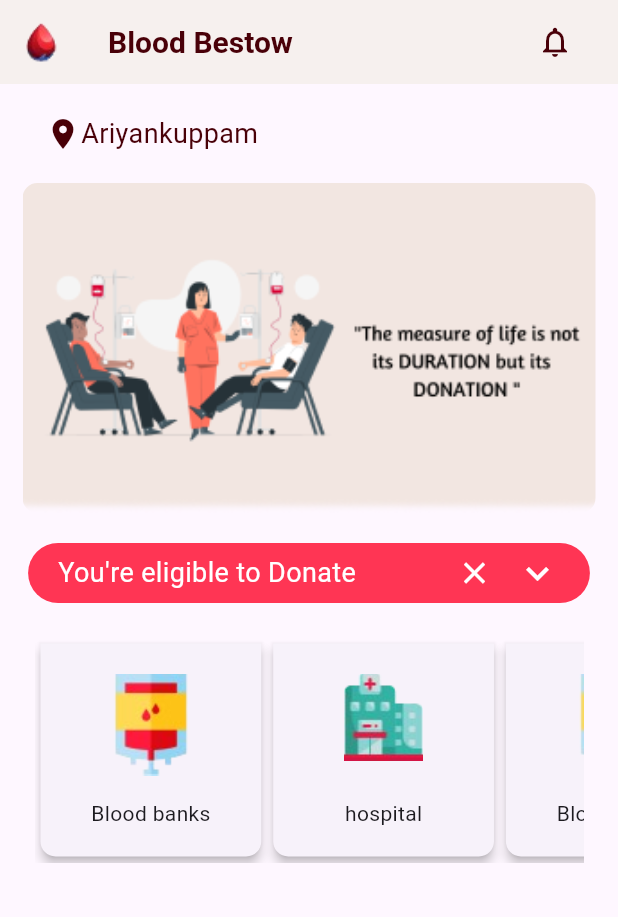
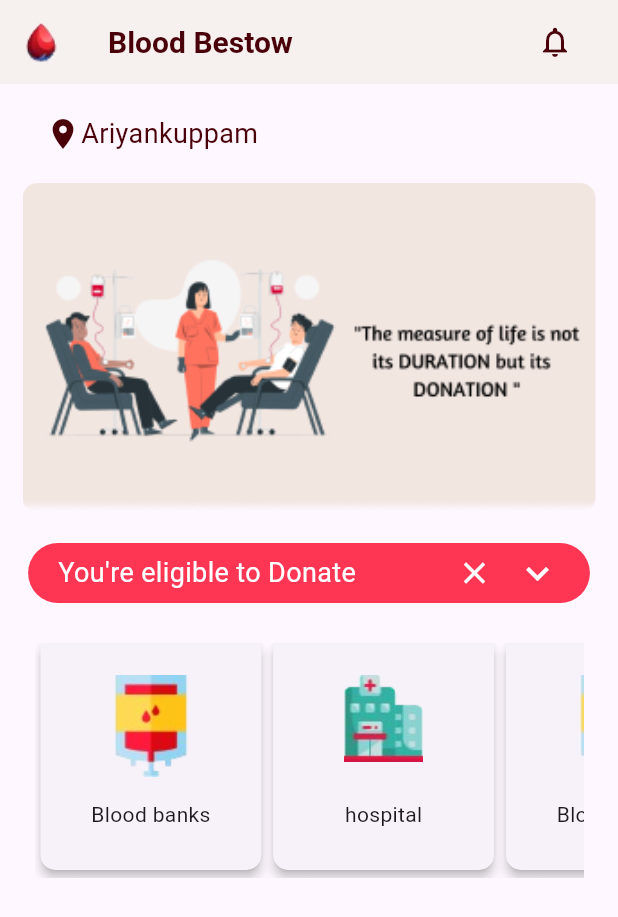
Before and after one commit to fahimshahariar09/classic_it_blood_app_design, a Flutter app: the Home1Page screen opened directly, on a phone screen of 412 x 824 dp. Shown: the top 917 px of the screen. Run offline on Flutter 3.47's test engine with Material 3 defaults, Android fonts, the phone set to English and light mode, and no system bars.

Commit message:
https://github.com/fahimshahariar09/classic_it_blood_app_design

```diff
--- a/lib/home/home1_page.dart
+++ b/lib/home/home1_page.dart
@@ -115,7 +115,7 @@ class _Home1PageState extends State<Home1Page> {
             Padding(
               padding: const EdgeInsets.all(8.0),
               child: SizedBox(
-                height: 150,
+                height: 160,
                 width: MediaQuery.of(context).size.width,
                 child: SingleChildScrollView(
                   scrollDirection: Axis.horizontal,
--- a/lib/main.dart
+++ b/lib/main.dart
@@ -1,5 +1,6 @@
 import 'package:blood/home/home1_page.dart';
 import 'package:blood/home/home_page.dart';
+import 'package:blood/request/request_page.dart';
 import 'package:blood/view/screen/splash_screen.dart';
 import 'package:flutter/material.dart';
 
@@ -15,7 +16,8 @@ class MyApp extends StatelessWidget {
   Widget build(BuildContext context) {
     return const MaterialApp(
       debugShowCheckedModeBanner: false,
-      home:  Home1Page(),
+      home:  RequestPage(),
+
     );
   }
 }
```
Also changed, not shown: pubspec.lock.
